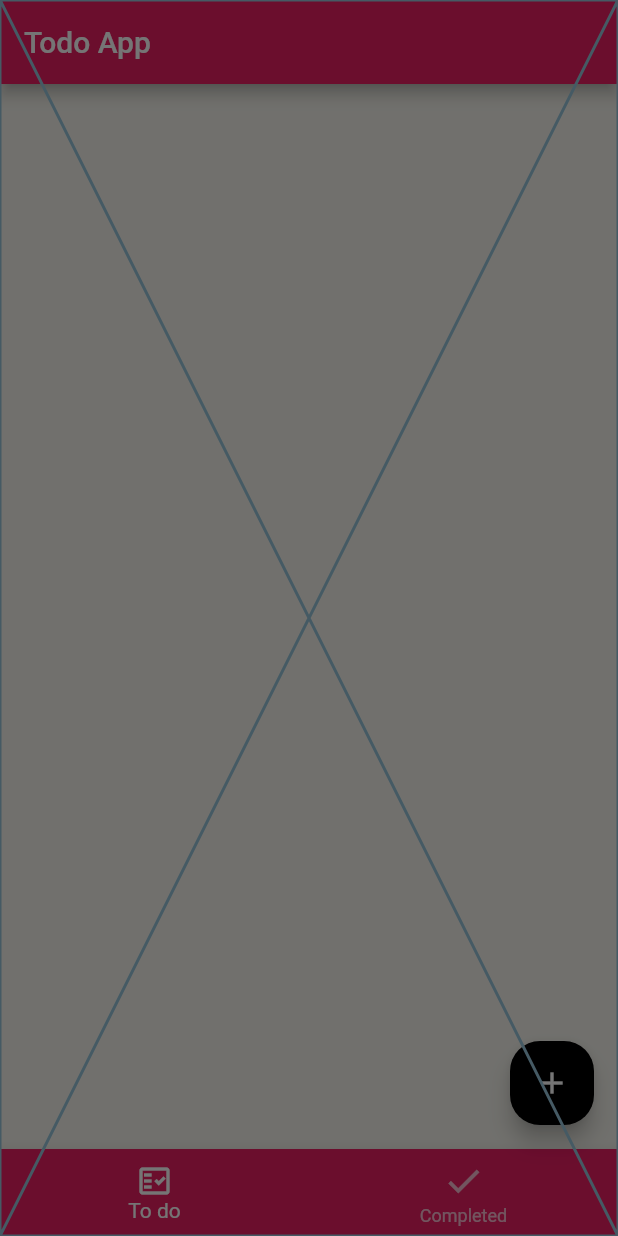
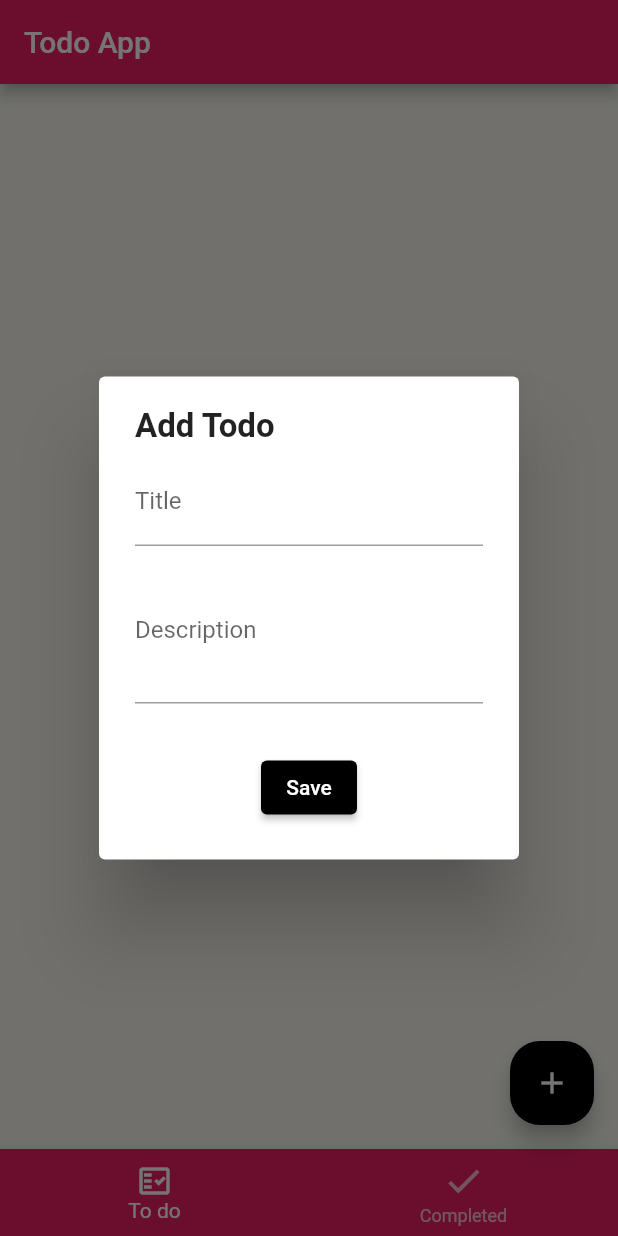
Before and after one commit to kylsnchz12/toDoList, a Flutter app: the screen it shows after launch, after a tap on the "add" icon, on a phone screen of 412 x 824 dp. Run offline on Flutter 3.47's test engine with Material 2 defaults, Android fonts, the phone set to English and light mode, and no system bars.

Commit message:
Implementing textfields and button from the dialog box

```diff
--- a/todolist/lib/page/home_page.dart
+++ b/todolist/lib/page/home_page.dart
@@ -47,7 +47,6 @@ class _HomePageState extends State<HomePage> {
         onPressed: () => showDialog(
           context: context,
           builder: (_) => AddTodoDialogWidget(),
-          barrierDismissible: false,
         ),
         child: const Icon(Icons.add),
       ),
--- a/todolist/lib/widget/add_todo_dialog.dart
+++ b/todolist/lib/widget/add_todo_dialog.dart
@@ -1,4 +1,5 @@
 import 'package:flutter/material.dart';
+import 'package:todolist/widget/todo_form_widget.dart';
 
 class AddTodoDialogWidget extends StatefulWidget {
   const AddTodoDialogWidget({super.key});
@@ -8,8 +9,32 @@ class AddTodoDialogWidget extends StatefulWidget {
 }
 
 class _AddTodoDialogWidgetState extends State<AddTodoDialogWidget> {
+  final _formKey = GlobalKey<FormState>();
+  String title = '';
+  String description = '';
+
   @override
-  Widget build(BuildContext context) {
-    return const Placeholder();
-  }
+  Widget build(BuildContext context) => AlertDialog(
+        content: Column(
+          mainAxisSize: MainAxisSize.min,
+          crossAxisAlignment: CrossAxisAlignment.start,
+          children: [
+            Text(
+              "Add Todo",
+              style: TextStyle(
+                fontWeight: FontWeight.bold,
+                fontSize: 22,
+              ),
+            ),
+            const SizedBox(
+              height: 8,
+            ),
+            TodoFormWidget(
+                onChangedTitle: (title) => setState(() => this.title = title),
+                onChangedDescription: (description) =>
+                    setState(() => this.description = description),
+                onSavedTodo: () {})
+          ],
+        ),
+      );
 }
--- a/todolist/lib/widget/todo_form_widget.dart
+++ b/todolist/lib/widget/todo_form_widget.dart
@@ -0,0 +1,63 @@
+import 'package:flutter/material.dart';
+
+class TodoFormWidget extends StatelessWidget {
+  final String title;
+  final String description;
+  final ValueChanged<String> onChangedTitle;
+  final ValueChanged<String> onChangedDescription;
+  final VoidCallback onSavedTodo;
+  const TodoFormWidget(
+      {super.key,
+      this.title = '',
+      this.description = '',
+      required this.onChangedTitle,
+      required this.onChangedDescription,
+      required this.onSavedTodo});
+
+  @override
+  Widget build(BuildContext context) {
+    return SingleChildScrollView(
+      child: Column(
+        mainAxisSize: MainAxisSize.min,
+        children: [
+          buildTitle(),
+          const SizedBox(height: 8),
+          builDescription(),
+          const SizedBox(
+            height: 32,
+          ),
+          buildButton()
+        ],
+      ),
+    );
+  }
+
+  Widget buildTitle() => TextFormField(
+        maxLines: 1,
+        initialValue: title,
+        onChanged: onChangedTitle,
+        validator: (title) {
+          if (title!.isEmpty) {
+            return 'The title cannot be empty';
+          }
+          return null;
+        },
+        decoration: const InputDecoration(
+            border: UnderlineInputBorder(), labelText: 'Title'),
+      );
+
+  Widget builDescription() => TextFormField(
+        maxLines: 3,
+        initialValue: description,
+        onChanged: onChangedDescription,
+        decoration: const InputDecoration(
+            border: UnderlineInputBorder(), labelText: 'Description'),
+      );
+
+  Widget buildButton() => ElevatedButton(
+        style: ButtonStyle(
+            backgroundColor: MaterialStateProperty.all(Colors.black)),
+        onPressed: onSavedTodo,
+        child: const Text('Save'),
+      );
+}
```
